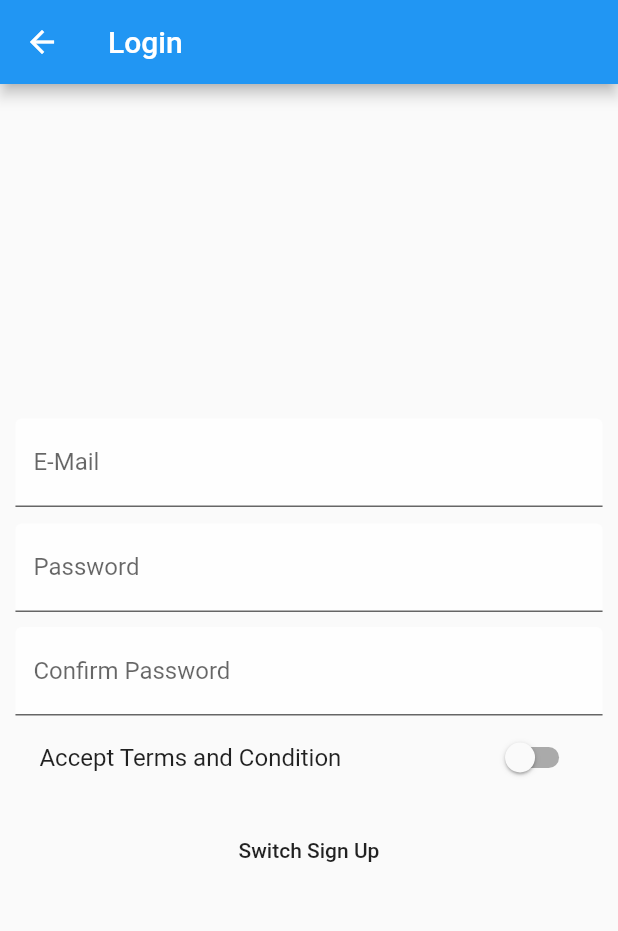
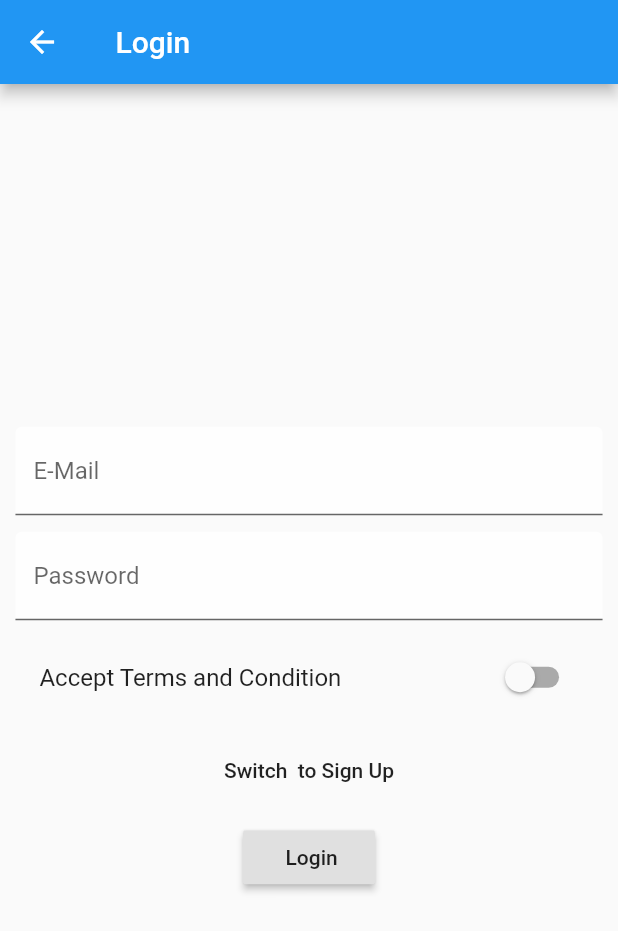
Before and after one commit to AkshitOstwal/kisaan, a Flutter app: the HomePage screen opened directly, on a phone screen of 412 x 824 dp. Shown: the top 931 px of the screen. Run offline on Flutter 3.47's test engine with Material 2 defaults, Android fonts, the light colour scheme and no system bars.

Commit message:
added login screen

```diff
--- a/kisaan/lib/main.dart
+++ b/kisaan/lib/main.dart
@@ -1,5 +1,6 @@
 import 'package:flutter/material.dart';
 import 'package:kisaan/pages/dataentry.dart';
+import 'package:kisaan/pages/homepage.dart';
 
 void main() => runApp(MyApp());
 
@@ -15,7 +16,7 @@ class MyApp extends StatelessWidget {
         primaryColor: Colors.blue
       ),
       routes: {
-          '/': (BuildContext context) =>DataEntry(),
+          '/': (BuildContext context) =>HomePage(),
           // ScopedModelDescendant(
           //       builder: (BuildContext context, Widget child, MainModel model) {
           //         return _model.user == null
--- a/kisaan/lib/pages/homepage.dart
+++ b/kisaan/lib/pages/homepage.dart
@@ -1,4 +1,5 @@
 import 'package:flutter/material.dart';
+import 'package:kisaan/pages/dataentry.dart';
 import '../models/auth.dart';
 
 class HomePage extends StatefulWidget {
@@ -134,7 +135,7 @@ class _HomePageState extends State<HomePage> {
       },
       child: Scaffold(
         appBar: AppBar(
-          title: Text('Login'),
+          title: Text(' ${_authMode == AuthMode.Login ? 'Login' : 'SignUp'}'),
         ),
         body: Container(
           decoration: BoxDecoration(
@@ -157,14 +158,16 @@ class _HomePageState extends State<HomePage> {
                         SizedBox(
                           height: 10,
                         ),
-                        _buildPasswordConfirmTextField(),
+                        _authMode == AuthMode.Signup
+                            ? _buildPasswordConfirmTextField()
+                            : Container(),
                         _buildAcceptSwitch(),
                         SizedBox(
                           height: 10,
                         ),
                         FlatButton(
                           child: Text(
-                              'Switch ${_authMode == AuthMode.Login ? 'Sign Up' : 'Login'}'),
+                              'Switch  to ${_authMode == AuthMode.Login ? 'Sign Up' : 'Login'}'),
                           onPressed: () {
                             if (_authMode == AuthMode.Login) {
                               setState(() {
@@ -180,6 +183,21 @@ class _HomePageState extends State<HomePage> {
                         SizedBox(
                           height: 10,
                         ),
+                        RaisedButton(
+                          child: Text(
+                              ' ${_authMode == AuthMode.Login ? 'Login' : 'SignUp'}'),
+                          onPressed: () {
+                            if (!_formKey.currentState.validate() ||
+                                !_formData['acceptTerms']) {
+                              return;
+                            }
+                            _formKey.currentState.save();
+                            Navigator.of(context).pushReplacement(
+                                MaterialPageRoute(
+                                    builder: (BuildContext context) =>
+                                        DataEntry()));
+                          },
+                        )
                       ],
                     ),
                   )),
```
